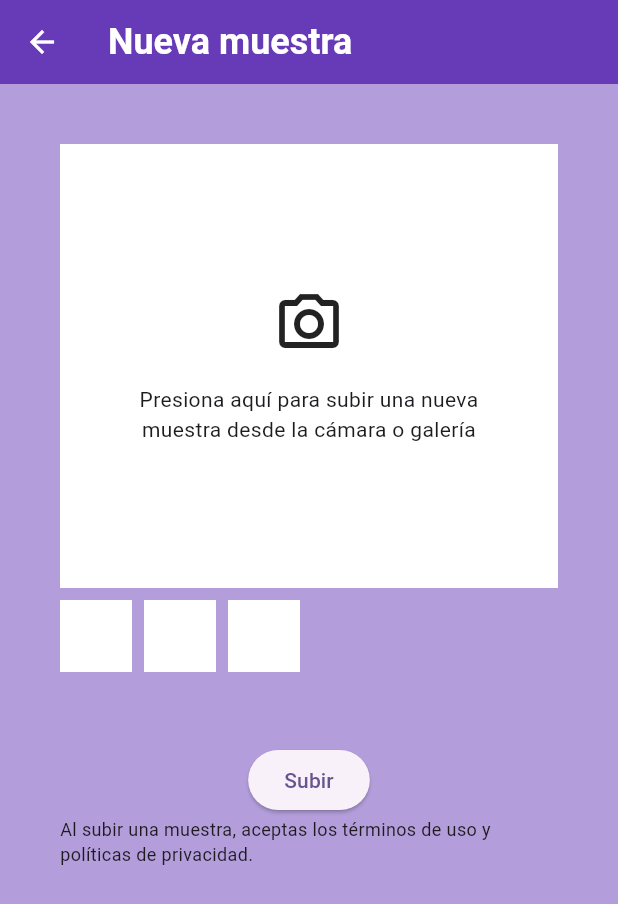
After one commit to RogerCS17/g3_app_mobile, a Flutter app: the HomeScreen screen opened directly, after a tap on the "add" icon, on a phone screen of 412 x 824 dp. The commit adds this screen. Shown: the top 904 px of the screen. Run offline on Flutter 3.47's test engine with Material 3 defaults, Android fonts, the phone set to English and light mode, and no system bars.

Commit message:
feature(global): add scans screen

```diff
--- a/lib/screens/home/home.dart
+++ b/lib/screens/home/home.dart
@@ -1,6 +1,7 @@
 import 'package:flutter/material.dart';
 import 'package:g3_app_mobile/screens/home/last_results.dart';
 import 'package:g3_app_mobile/screens/home/last_uploads.dart';
+import 'package:g3_app_mobile/screens/scans/scans.dart';
 import 'package:g3_app_mobile/styles.dart';
 
 class HomeScreen extends StatelessWidget {
@@ -27,6 +28,12 @@ class HomeScreen extends StatelessWidget {
             ),
           ),
         ),
-    );
+        floatingActionButton: FloatingActionButton(
+          onPressed: () {
+            Navigator.push(context,
+                MaterialPageRoute(builder: (context) => const ScansScreen()));
+          },
+          child: const Icon(Icons.add),
+        ));
   }
 }
--- /dev/null
+++ b/lib/screens/scans/scans.dart
@@ -0,0 +1,84 @@
+import 'package:flutter/material.dart';
+
+class ScansScreen extends StatelessWidget {
+  const ScansScreen({super.key});
+
+  @override
+  Widget build(BuildContext context) {
+    return Scaffold(
+      appBar: AppBar(
+        title: const Text("Nueva muestra"),
+        backgroundColor: Colors.deepPurple,
+        iconTheme: const IconThemeData(color: Colors.white),
+        titleTextStyle: const TextStyle(
+          color: Colors.white,
+          fontSize: 24,
+          fontWeight: FontWeight.bold,
+        ),
+      ),
+      body: Container(
+        padding: const EdgeInsets.all(40),
+        color: Colors.deepPurple.shade200,
+        child: Column(
+          children: [
+            Container(
+              padding: const EdgeInsets.symmetric(horizontal: 28, vertical: 96),
+              color: Colors.white,
+              child: const Column(
+                children: [
+                  Icon(Icons.camera_alt_outlined, size: 48),
+                  SizedBox(
+                    height: 16,
+                  ),
+                  Text(
+                    "Presiona aquí para subir una nueva muestra desde la cámara o galería",
+                    textAlign: TextAlign.center,
+                  )
+                ],
+              ),
+            ),
+            const SizedBox(
+              height: 8,
+            ),
+            Row(
+              children: [
+                Container(
+                  color: Colors.white,
+                  width: 48,
+                  height: 48,
+                ),
+                const SizedBox(
+                  width: 8,
+                ),
+                Container(
+                  color: Colors.white,
+                  width: 48,
+                  height: 48,
+                ),
+                const SizedBox(
+                  width: 8,
+                ),
+                Container(
+                  color: Colors.white,
+                  width: 48,
+                  height: 48,
+                ),
+              ],
+            ),
+            const SizedBox(
+              height: 48,
+            ),
+            ElevatedButton(
+              onPressed: () {},
+              child: Text("Subir"),
+            ),
+            const Text(
+              "Al subir una muestra, aceptas los términos de uso y políticas de privacidad.",
+              style: TextStyle(fontSize: 12),
+            )
+          ],
+        ),
+      ),
+    );
+  }
+}
```
Lines whose indentation alone changed are shown as unchanged.
